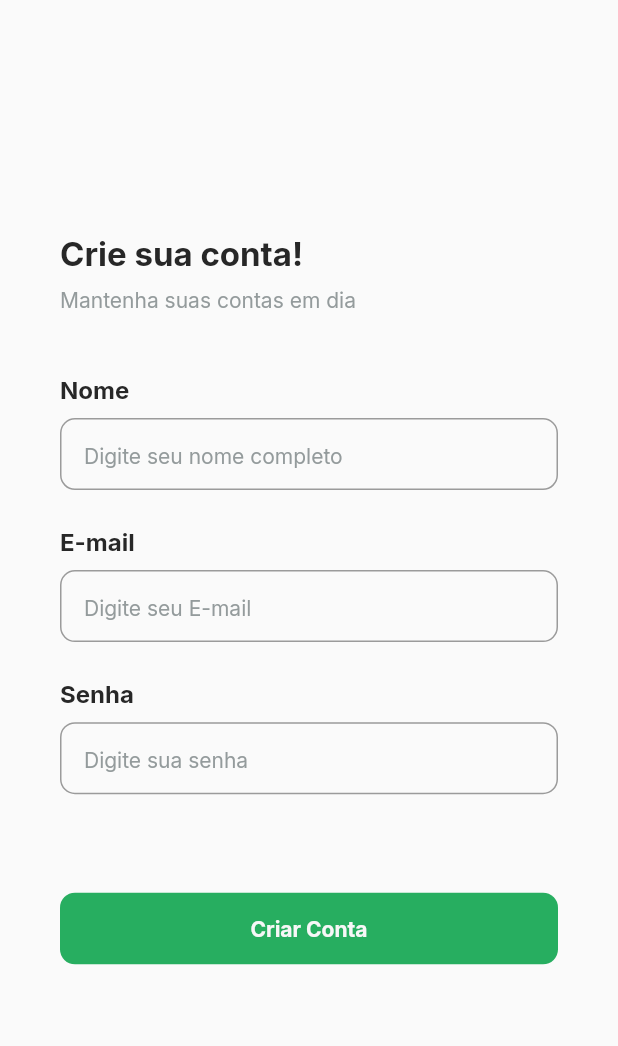
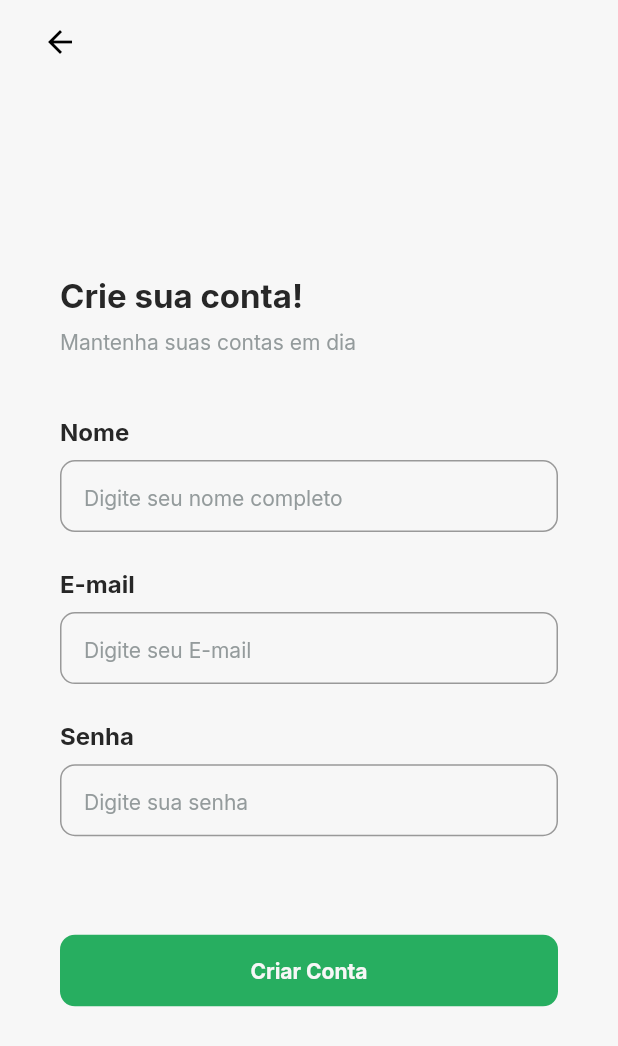
Before and after one commit to ErisvaldoCorreia/ta_caro, a Flutter app: the screen it shows after launch, after a tap on "Criar Conta", on a phone screen of 412 x 824 dp. Shown: the top 1046 px of the screen. Run offline on Flutter 3.47's test engine with Material 2 defaults, Android fonts, the phone set to English and light mode, and no system bars; our stand-ins replace google_fonts.

Commit message:
aplicando navegacao para tela de criar conta e appbar personalizada

```diff
--- a/lib/app.dart
+++ b/lib/app.dart
@@ -13,7 +13,7 @@ class App extends StatelessWidget {
       title: 'TaCaroApp',
       debugShowCheckedModeBanner: false,
       theme: ThemeData(primarySwatch: Colors.green),
-      initialRoute: '/login/create-account',
+      initialRoute: '/splash',
       routes: {
         '/splash': (context) => SplashPage(),
         '/login': (context) => LoginPage(),
--- a/lib/components/button_widget.dart
+++ b/lib/components/button_widget.dart
@@ -5,10 +5,12 @@ import '/shared/button_type.dart';
 class Button extends StatelessWidget {
   final String label;
   final ButtonType type;
+  final VoidCallback onPress;
 
   const Button({
     Key? key,
     required this.label,
+    required this.onPress,
     this.type = ButtonType.fill,
   }) : super(key: key);
 
@@ -16,9 +18,7 @@ class Button extends StatelessWidget {
   Widget build(BuildContext context) {
     final size = MediaQuery.of(context).size;
     return InkWell(
-      onTap: () {
-        print('clicou no botao');
-      },
+      onTap: onPress,
       child: Container(
         height: size.height * .058,
         width: double.maxFinite,
--- a/lib/modules/create_account_page.dart
+++ b/lib/modules/create_account_page.dart
@@ -12,6 +12,17 @@ class CreateAccountPage extends StatelessWidget {
     final size = MediaQuery.of(context).size;
 
     return Scaffold(
+      appBar: AppBar(
+        backgroundColor: AppTheme.colors.background,
+        elevation: 0,
+        leading: Padding(
+          padding: const EdgeInsets.only(left: 20.0),
+          child: BackButton(
+            color: Colors.black,
+          ),
+        ),
+      ),
+      backgroundColor: AppTheme.colors.background,
       body: Padding(
         padding: const EdgeInsets.all(40.0),
         child: Column(
@@ -39,6 +50,7 @@ class CreateAccountPage extends StatelessWidget {
             SizedBox(height: size.height * .07),
             Button(
               label: 'Criar Conta',
+              onPress: () {},
             ),
             SizedBox(height: size.height * .03),
           ],
--- a/lib/modules/login_page.dart
+++ b/lib/modules/login_page.dart
@@ -1,5 +1,6 @@
 import 'package:flutter/material.dart';
 
+import '/shared/app_theme.dart';
 import '/shared/button_type.dart';
 import '/components/button_widget.dart';
 import '/components/input_widget.dart';
@@ -12,6 +13,7 @@ class LoginPage extends StatelessWidget {
     final size = MediaQuery.of(context).size;
 
     return Scaffold(
+      backgroundColor: AppTheme.colors.background,
       body: Padding(
         padding: const EdgeInsets.all(40.0),
         child: Column(
@@ -33,11 +35,17 @@ class LoginPage extends StatelessWidget {
             SizedBox(height: size.height * .07),
             Button(
               label: 'Entrar',
+              onPress: () {
+                print('entrar');
+              },
             ),
             SizedBox(height: size.height * .03),
             Button(
               label: 'Criar Conta',
               type: ButtonType.outline,
+              onPress: () {
+                Navigator.pushNamed(context, '/login/create-account');
+              },
             ),
           ],
         ),
```
